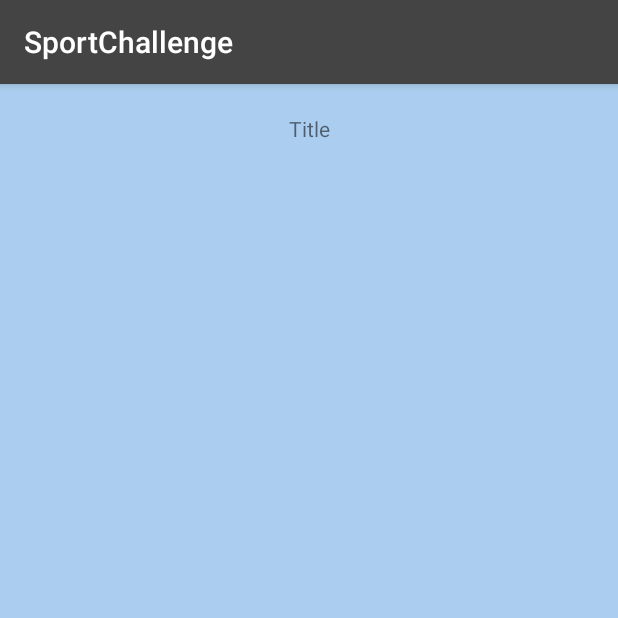
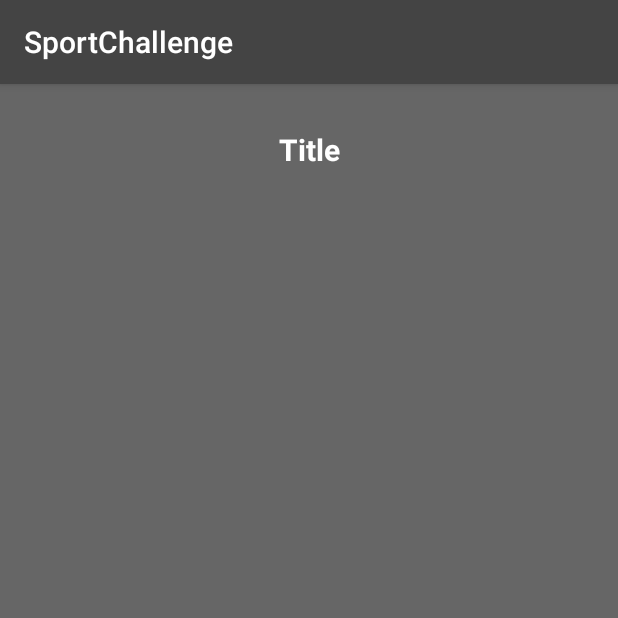
Before and after one commit to ChannVincent/SportChallenge, an Android app: the fragment WorkoutFragment shown on its own in the app's theme, on a phone screen of 412 x 824 dp, the top half of it. Run offline under Robolectric (Android 15) with nearby library versions, the phone set to English and light mode, and no system bars; libraries missing offline, so code that uses them is left out: fr.smartapps.lib; pictures from the network do not load.

Commit message:
SC-04 : activity workout : UI

```diff
--- a/app/src/main/java/chann/vincent/sportchallenge/activity/WorkoutActivity.java
+++ b/app/src/main/java/chann/vincent/sportchallenge/activity/WorkoutActivity.java
@@ -58,7 +58,7 @@ public class WorkoutActivity extends AppCompatActivity {
 
     @Override
     public boolean onCreateOptionsMenu(Menu menu) {
-        getMenuInflater().inflate(R.menu.workout_menu, menu);
+        //getMenuInflater().inflate(R.menu.workout_menu, menu);
         return super.onCreateOptionsMenu(menu);
     }
 
--- a/app/src/main/res/layout/activity_workout.xml
+++ b/app/src/main/res/layout/activity_workout.xml
@@ -2,7 +2,8 @@
 <LinearLayout xmlns:android="http://schemas.android.com/apk/res/android"
     android:layout_width="match_parent"
     android:layout_height="match_parent"
-    android:orientation="vertical">
+    android:orientation="vertical"
+    android:background="@color/colorBackground">
 
     <fr.smartapps.smasupportv1.pager.SMAViewPager
         android:id="@+id/workout_pager"
--- a/app/src/main/res/layout/fragment_workout.xml
+++ b/app/src/main/res/layout/fragment_workout.xml
@@ -3,15 +3,18 @@
               android:orientation="vertical"
               android:layout_width="match_parent"
               android:layout_height="match_parent"
-              android:background="#abcdef">
+              android:background="@color/colorBackground">
 
     <TextView
         android:id="@+id/title"
         android:text="Title"
         android:gravity="center"
-        android:padding="20dp"
+        android:paddingTop="30dp"
         android:layout_width="match_parent"
-        android:layout_height="wrap_content"/>
+        android:layout_height="wrap_content"
+        android:textColor="@color/colorTitle"
+        android:textSize="@dimen/titleSize"
+        android:textStyle="bold"/>
 
     <ImageView
         android:id="@+id/image"
--- a/app/src/main/res/values/colors.xml
+++ b/app/src/main/res/values/colors.xml
@@ -3,4 +3,10 @@
     <color name="colorPrimary">#444444</color>
     <color name="colorPrimaryDark">#222222</color>
     <color name="colorAccent">#ffffff</color>
+
+    <color name="colorBackground">#666666</color>
+    <color name="colorTitle">#ffffff</color>
+    <color name="colorSubtitle">#eeeeee</color>
+    <color name="colorText">#dddddd</color>
+
 </resources>
--- /dev/null
+++ b/app/src/main/res/values/dimens.xml
@@ -0,0 +1,6 @@
+<?xml version="1.0" encoding="utf-8"?>
+<resources>
+    <dimen name="titleSize">20sp</dimen>
+    <dimen name="subtitleSize">16sp</dimen>
+    <dimen name="textSize">14sp</dimen>
+</resources>
```
